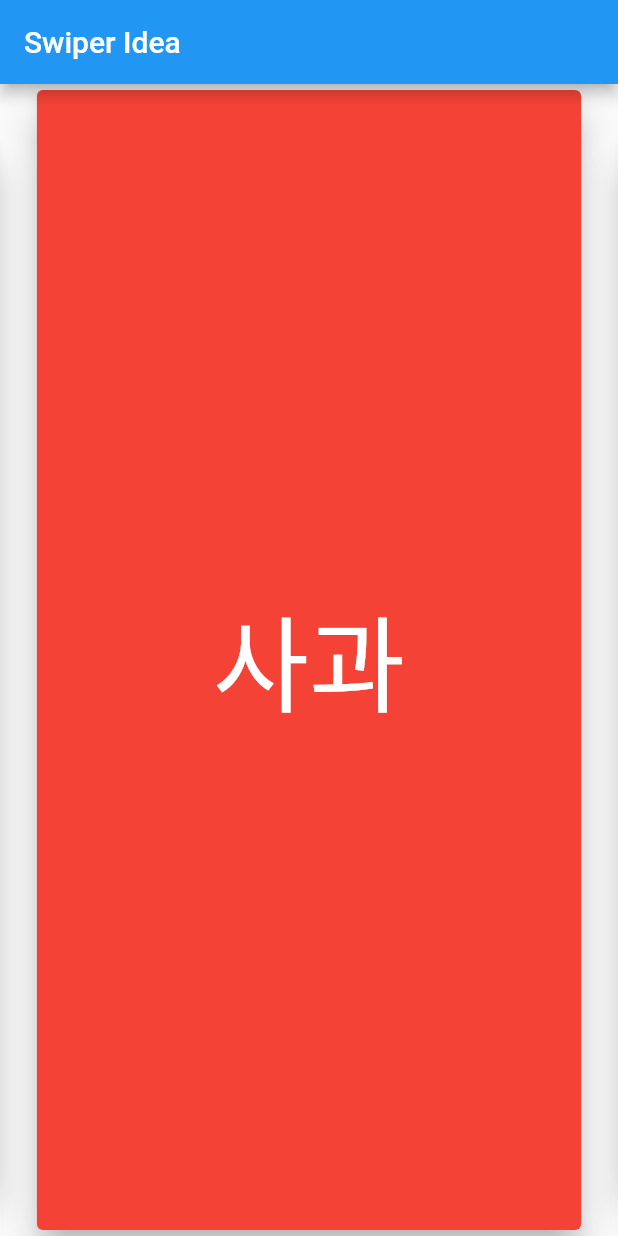
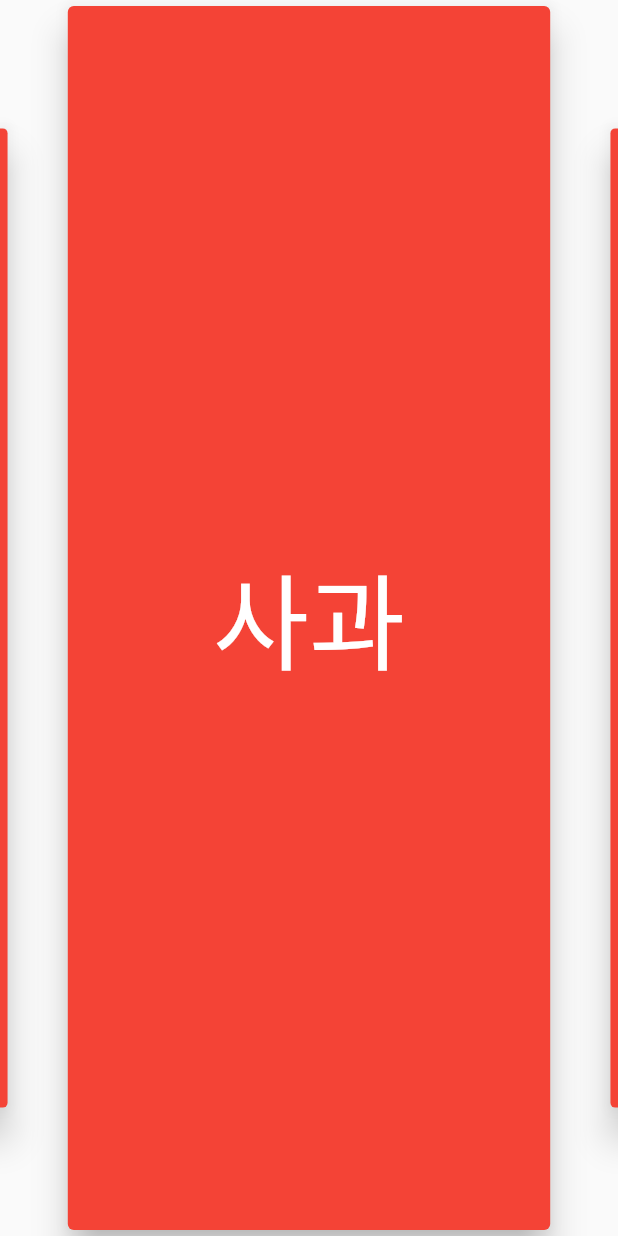
Before and after one commit to yuljlee/swiper_idea, a Flutter app: the screen it shows after launch, on a phone screen of 412 x 824 dp. Run offline on Flutter 3.47's test engine with Material 2 defaults, Android fonts, the phone set to English and light mode, and no system bars; drawn by our look-alikes of flip_card; our stand-ins replace flutter_swiper.

```diff
--- a/lib/main.dart
+++ b/lib/main.dart
@@ -30,17 +30,35 @@ class MyHomePage extends StatefulWidget {
 
 class _MyHomePageState extends State<MyHomePage> {
 
+  List<String> korWord = [
+    "사과",
+    "바나나",
+    "포도",
+    "배",
+    "자두",
+    '수박'
+  ];
+
+  List<String> engWord = [
+    "APPLE",
+    "BANANA",
+    "GRAPE",
+    "PEAR",
+    "PLUM",
+    'WATER MELON'
+  ];
+
   @override
   Widget build(BuildContext context) {
     return Scaffold(
-      appBar: AppBar(
-        title: Text(widget.title),
-      ),
-      body: Swiper(
+      // appBar: AppBar(
+      //   title: Text(widget.title),
+      // ),
+      body: SafeArea(child:  Swiper(
         itemBuilder: (BuildContext context, int index) {
           return FlipCard(
           direction: FlipDirection.HORIZONTAL,
-          speed: 1000,
+          speed: 500,
           front: Container(
             //  decoration: BoxDecoration(
             //  color: Colors.deepOrange,
@@ -51,7 +69,7 @@ class _MyHomePageState extends State<MyHomePage> {
               elevation: 10,
               child: Center(
                 child: Text(
-                  '사과',
+                  korWord[index],
                   style: TextStyle(color: Colors.white, fontSize: 70,),),
               ),
             ),
@@ -61,19 +79,21 @@ class _MyHomePageState extends State<MyHomePage> {
             elevation: 10,
             child: Center(
               child: Text(
-                'APPLE',
+                engWord[index],
                 style: TextStyle(color: Colors.white, fontSize: 70),),
             ),
           ),
         );
         },
         itemCount: 5,
-        viewportFraction: 0.9,
-        scale: 0.9,
+        viewportFraction: 0.8,
+        scale: 0.8,
         onIndexChanged: (index) {
             print(index);
         }
+
       ),
+      )
     );
   }
 }
```
